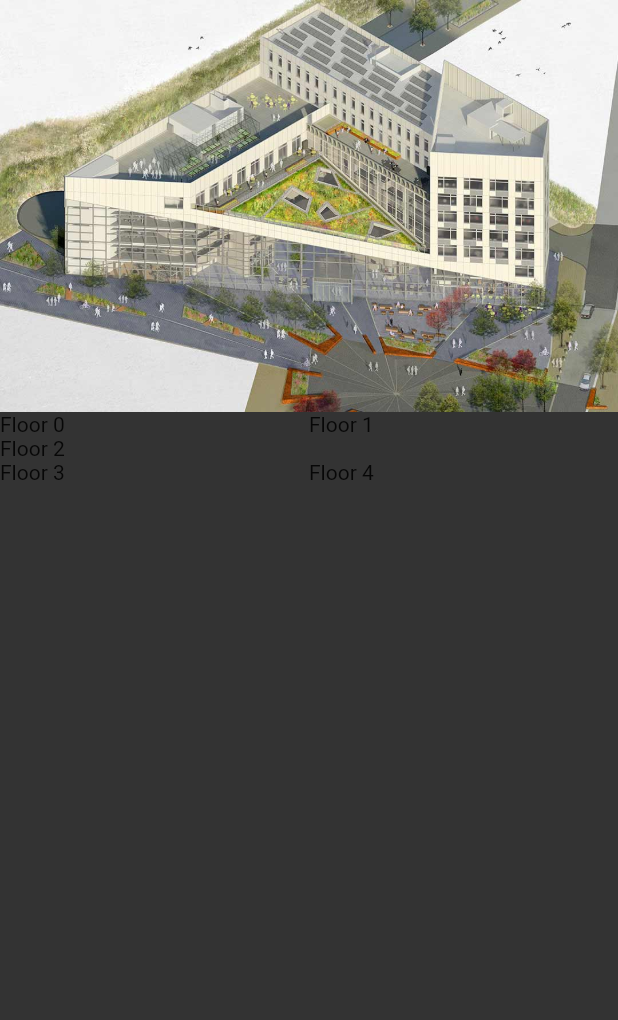
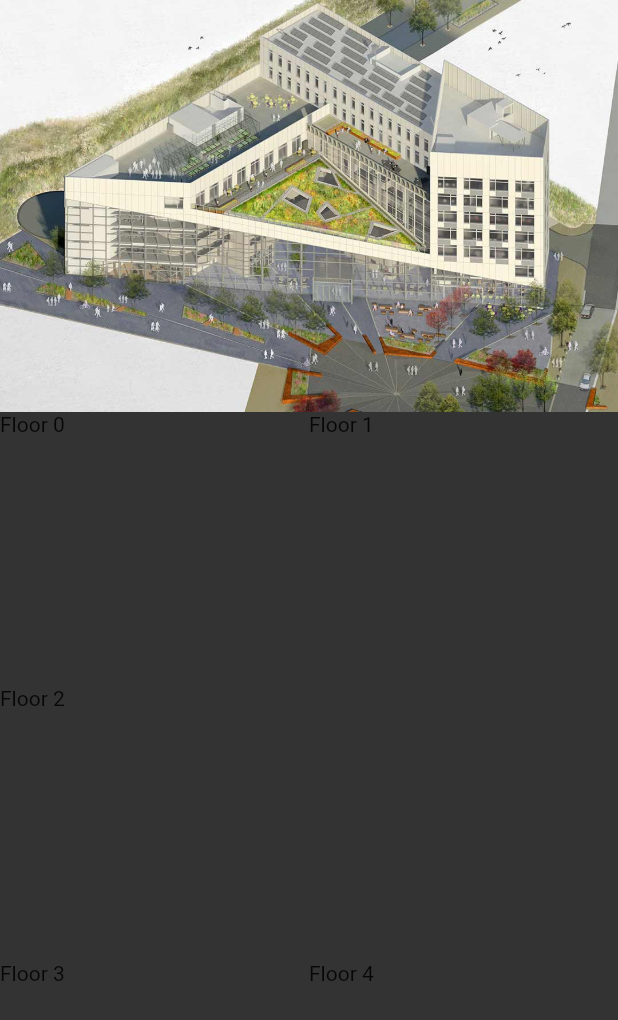
Before and after one commit to alwian/USB-Tour-App, a Flutter app: the ExploreAFloorFragment widget shown alone on an empty page, opened directly, on a phone screen of 412 x 824 dp. Shown: the top 1020 px of the screen. Run offline on Flutter 3.47's test engine with Material 2 defaults, Android fonts, the phone set to English and light mode, and no system bars.

Commit message:
Set correct button height

```diff
--- a/lib/fragments/explore_a_floor_fragment.dart
+++ b/lib/fragments/explore_a_floor_fragment.dart
@@ -4,23 +4,34 @@ import 'package:csc2022_app/pages/floor_feature_list_page.dart';
 class ExploreAFloorFragment extends StatelessWidget {
   final int _floorCount = 5;
 
-  _buildFloorButton(context, floorNo, fullWidth) {
+  _buildFloorButton(context, floorNo, height, fullWidth) {
     double screenWidth = MediaQuery.of(context).size.width;
     return Container(
+      height: height,
       width: fullWidth ? screenWidth : screenWidth / 2,
       child: Text('Floor ' + floorNo.toString()),
     );
   }
 
-  _buildFloorButtonList(context) {
+  _calcRowCount() {
+    int rows = 0;
+    for(int i = 0; i < _floorCount; i++) {
+      if (i % 3 == 0 || i % 3 == 2) {
+        rows++;
+      }
+    }
+    return rows;
+  }
+
+  _buildFloorButtonList(context, rowHeight) {
     var rows = <Widget>[];
     for(int i = 0; i < _floorCount; i++) {
       if(i % 3 == 0 && i + 1 < _floorCount) {
         rows.add(
           Row(
             children: <Widget>[
-              _buildFloorButton(context, i, false),
-              _buildFloorButton(context, i + 1, false),
+              _buildFloorButton(context, i, rowHeight, false),
+              _buildFloorButton(context, i + 1, rowHeight, false),
             ],
           ),
         );
@@ -28,7 +39,7 @@ class ExploreAFloorFragment extends StatelessWidget {
         rows.add(
           Row(
             children: <Widget>[
-              _buildFloorButton(context, i, true),
+              _buildFloorButton(context, i, rowHeight, true),
             ],
           ),
         );
@@ -36,7 +47,7 @@ class ExploreAFloorFragment extends StatelessWidget {
         rows.add(
           Row(
             children: <Widget>[
-              _buildFloorButton(context, i, true),
+              _buildFloorButton(context, i, rowHeight, true),
             ],
           ),
         );
@@ -44,6 +55,7 @@ class ExploreAFloorFragment extends StatelessWidget {
     }
     return rows;
   }
+
   @override
   Widget build(BuildContext context) {
     return DecoratedBox(
@@ -54,9 +66,16 @@ class ExploreAFloorFragment extends StatelessWidget {
         children: <Widget>[
           Image.asset('assets/images/usb.jpg'),
           Expanded(
-            child: Column(
-              children: _buildFloorButtonList(context),
-            ),
+            child: LayoutBuilder(
+              builder: (BuildContext context, BoxConstraints constraints) {
+                return Column(
+                  children: _buildFloorButtonList(
+                      context,
+                      constraints.maxHeight / _calcRowCount()
+                  ),
+                );
+              }
+            )
           )
         ],
       ),
```
